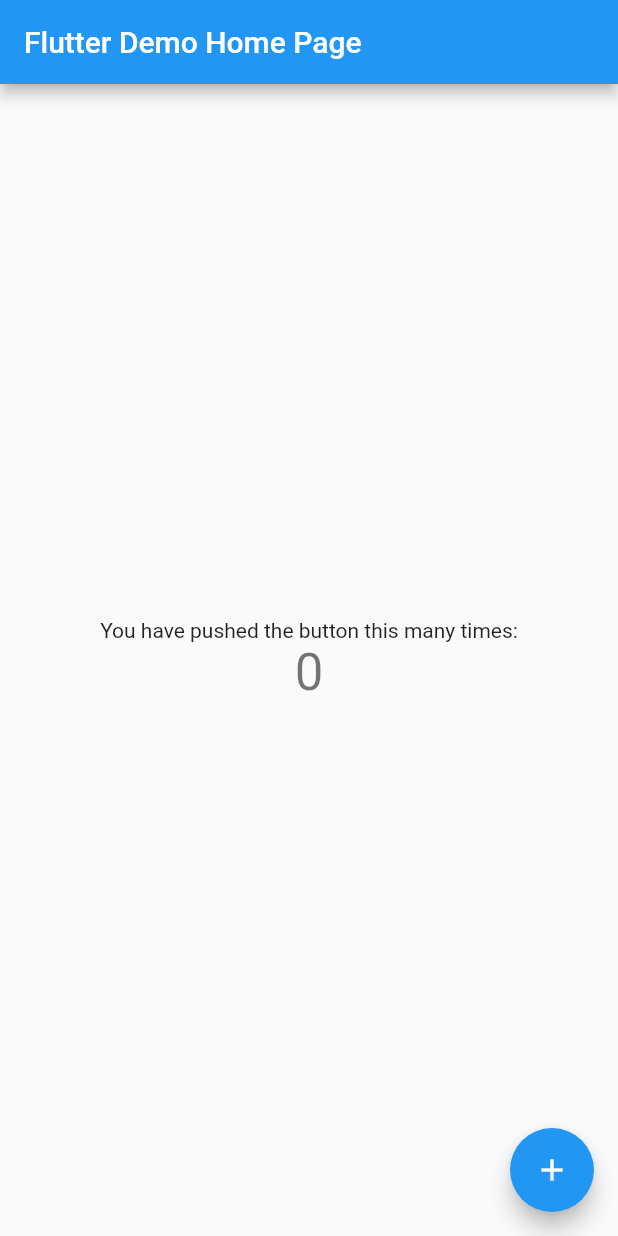
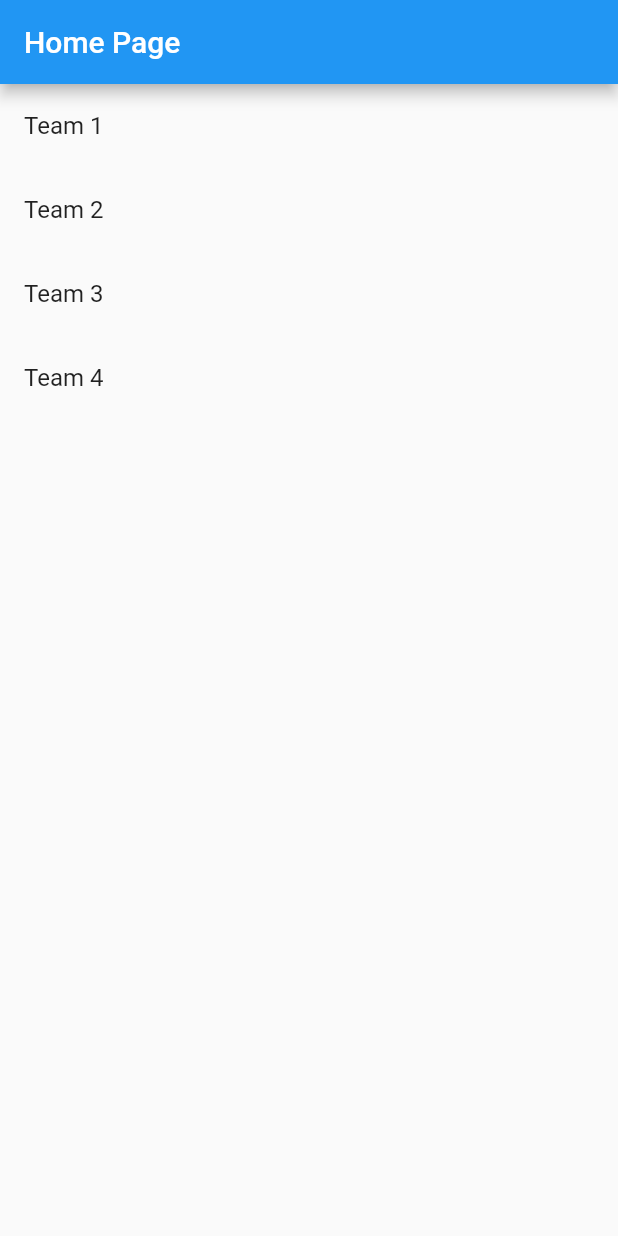
Before and after one commit to FRC4903/Pit-Scouting-App, a Flutter app: the screen it shows after launch, on a phone screen of 412 x 824 dp. Run offline on Flutter 3.47's test engine with Material 2 defaults, Android fonts, the light colour scheme and no system bars.

Commit message:
base app (no idea what I did in main but it works)

```diff
--- /dev/null
+++ b/pit_app/lib/homepage.dart
@@ -0,0 +1,32 @@
+import 'package:flutter/material.dart';
+
+class HomePage extends StatelessWidget {
+  @override
+  Widget build(BuildContext context) {
+    return Scaffold(
+      appBar: AppBar(
+        title: Text('Home Page'),
+      ),
+      body: ListView(
+        children: [
+          ListTile(
+            title: Text('Team 1'),
+            onTap: () => Navigator.pushNamed(context, '/page1'),
+          ),
+          ListTile(
+            title: Text('Team 2'),
+            onTap: () => Navigator.pushNamed(context, '/page2'),
+          ),
+          ListTile(
+            title: Text('Team 3'),
+            onTap: () => Navigator.pushNamed(context, '/page3'),
+          ),
+          ListTile(
+            title: Text('Team 4'),
+            onTap: () => Navigator.pushNamed(context, '/page4'),
+          ),
+        ],
+      ),
+    );
+  }
+}
--- a/pit_app/lib/main.dart
+++ b/pit_app/lib/main.dart
@@ -1,115 +1,57 @@
 import 'package:flutter/material.dart';
+import 'homepage.dart';
+import 'page1.dart';
+import 'page2.dart';
+import 'page3.dart';
+import 'page4.dart';
 
 void main() {
-  runApp(const MyApp());
+  runApp(
+    const MaterialApp(
+      title: '4903 Pit Scouting App', // used by the OS task switcher
+      home: MyScaffold(),
+    ),
+  );
 }
 
-class MyApp extends StatelessWidget {
-  const MyApp({super.key});
+class MyScaffold extends StatefulWidget {
+  const MyScaffold({super.key});
 
-  // This widget is the root of your application.
+  @override
+  State<MyScaffold> createState() => ScaffoldState();
+}
+
+class ScaffoldState extends State<MyScaffold> {
+  var inputs = {
+    'visited': false,
+    'weight': '',
+    'length': '',
+    'width': '',
+    'other': '',
+    'comments': '',
+    'swerve': false,
+    'tank': false,
+    'mecanum': false,
+    'otherbox': false,
+  };
+
   @override
   Widget build(BuildContext context) {
     return MaterialApp(
-      title: 'Flutter Demo',
+      title: '4903 Pit Scouting App',
       theme: ThemeData(
-        // This is the theme of your application.
-        //
-        // Try running your application with "flutter run". You'll see the
-        // application has a blue toolbar. Then, without quitting the app, try
-        // changing the primarySwatch below to Colors.green and then invoke
-        // "hot reload" (press "r" in the console where you ran "flutter run",
-        // or simply save your changes to "hot reload" in a Flutter IDE).
-        // Notice that the counter didn't reset back to zero; the application
-        // is not restarted.
         primarySwatch: Colors.blue,
       ),
-      home: const MyHomePage(title: 'Flutter Demo Home Page'),
+      initialRoute: '/',
+      routes: {
+        '/': (context) => HomePage(),
+        '/page1': (context) => Page1(
+            inputs: inputs,
+            callback: (value) => setState(() => inputs = value)),
+        '/page2': (context) => Page2(),
+        '/page3': (context) => Page3(),
+        '/page4': (context) => Page4(),
+      },
     );
   }
 }
-
-class MyHomePage extends StatefulWidget {
-  const MyHomePage({super.key, required this.title});
-
-  // This widget is the home page of your application. It is stateful, meaning
-  // that it has a State object (defined below) that contains fields that affect
-  // how it looks.
-
-  // This class is the configuration for the state. It holds the values (in this
-  // case the title) provided by the parent (in this case the App widget) and
-  // used by the build method of the State. Fields in a Widget subclass are
-  // always marked "final".
-
-  final String title;
-
-  @override
-  State<MyHomePage> createState() => _MyHomePageState();
-}
-
-class _MyHomePageState extends State<MyHomePage> {
-  int _counter = 0;
-
-  void _incrementCounter() {
-    setState(() {
-      // This call to setState tells the Flutter framework that something has
-      // changed in this State, which causes it to rerun the build method below
-      // so that the display can reflect the updated values. If we changed
-      // _counter without calling setState(), then the build method would not be
-      // called again, and so nothing would appear to happen.
-      _counter++;
-    });
-  }
-
-  @override
-  Widget build(BuildContext context) {
-    // This method is rerun every time setState is called, for instance as done
-    // by the _incrementCounter method above.
-    //
-    // The Flutter framework has been optimized to make rerunning build methods
-    // fast, so that you can just rebuild anything that needs updating rather
-    // than having to individually change instances of widgets.
-    return Scaffold(
-      appBar: AppBar(
-        // Here we take the value from the MyHomePage object that was created by
-        // the App.build method, and use it to set our appbar title.
-        title: Text(widget.title),
-      ),
-      body: Center(
-        // Center is a layout widget. It takes a single child and positions it
-        // in the middle of the parent.
-        child: Column(
-          // Column is also a layout widget. It takes a list of children and
-          // arranges them vertically. By default, it sizes itself to fit its
-          // children horizontally, and tries to be as tall as its parent.
-          //
-          // Invoke "debug painting" (press "p" in the console, choose the
-          // "Toggle Debug Paint" action from the Flutter Inspector in Android
-          // Studio, or the "Toggle Debug Paint" command in Visual Studio Code)
-          // to see the wireframe for each widget.
-          //
-          // Column has various properties to control how it sizes itself and
-          // how it positions its children. Here we use mainAxisAlignment to
-          // center the children vertically; the main axis here is the vertical
-          // axis because Columns are vertical (the cross axis would be
-          // horizontal).
-          mainAxisAlignment: MainAxisAlignment.center,
-          children: <Widget>[
-            const Text(
-              'You have pushed the button this many times:',
-            ),
-            Text(
-              '$_counter',
-              style: Theme.of(context).textTheme.headlineMedium,
-            ),
-          ],
-        ),
-      ),
-      floatingActionButton: FloatingActionButton(
-        onPressed: _incrementCounter,
-        tooltip: 'Increment',
-        child: const Icon(Icons.add),
-      ), // This trailing comma makes auto-formatting nicer for build methods.
-    );
-  }
-}
```
Also changed, not shown: pit_app/lib/page1.dart (added, +132 -0 lines), pit_app/lib/page2.dart (added, +19 -0 lines), pit_app/lib/page3.dart (added, +19 -0 lines), pit_app/lib/page4.dart (added, +19 -0 lines), pit_app/lib/widgets.dart (added, +165 -0 lines).
